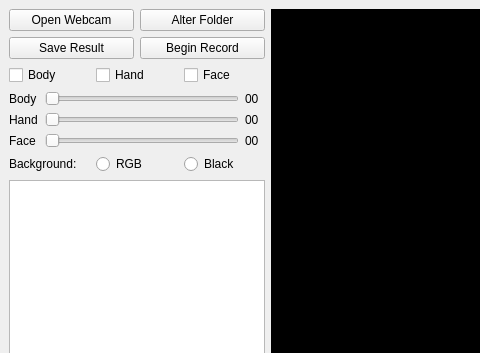
JiageWang/Openpose-based-GUI-for-Realtime-Pose-Estimate-and-Action-Recognition, file ui/main_window.ui: the form before one commit; both pictures show x 0 to 480 and y 0 to 353 of the 923 by 498 pixel window.
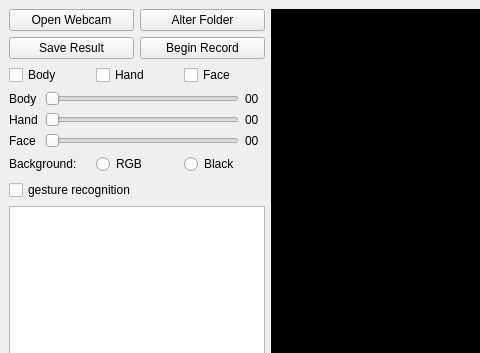
The form after the commit. Icons and pictures are not drawn.

Commit message: integrate gesture recognition

```diff
--- a/ui/main_window.ui
+++ b/ui/main_window.ui
@@ -338,6 +338,13 @@
         </item>
        </layout>
       </item>
+      <item>
+       <widget class="QCheckBox" name="checkBox_gesture">
+        <property name="text">
+         <string>gesture recognition</string>
+        </property>
+       </widget>
+      </item>
       <item>
        <widget class="QTreeView" name="treeView_file">
         <property name="sizePolicy">
```
The commit also changes 6 other files.
